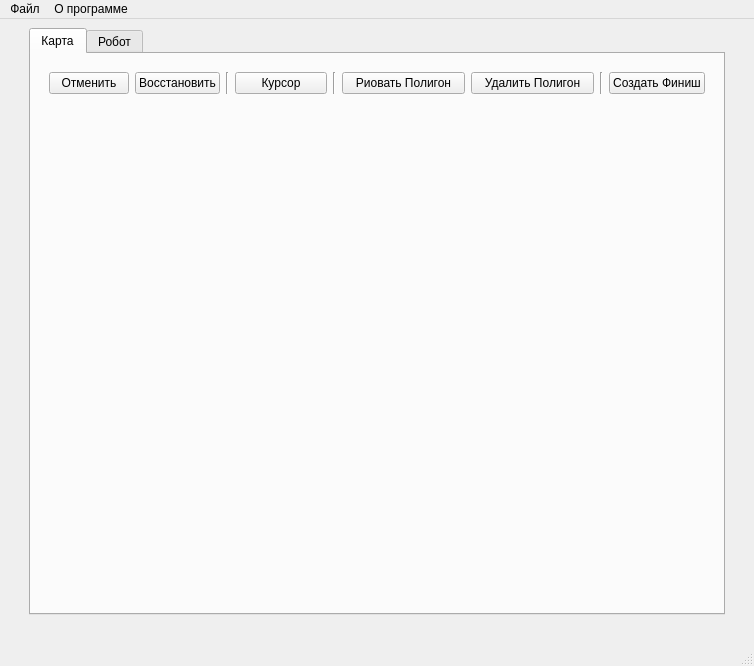
The window that MainWindow.ui (IvanZhiltsov/Robot-MetallFinder-Application) describes before a commit, drawn with Qt 5.
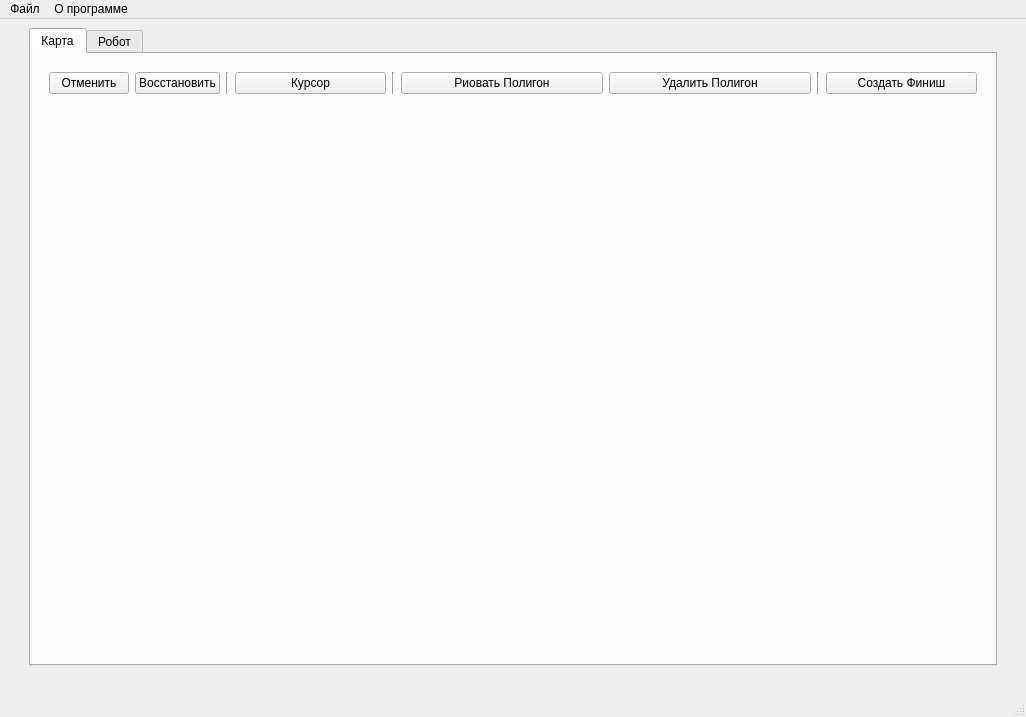
The same window after the commit. The open tabs and pages were chosen to show the change.

The edit to the form file:
```diff
--- a/MainWindow.ui
+++ b/MainWindow.ui
@@ -6,8 +6,8 @@
    <rect>
     <x>0</x>
     <y>0</y>
-    <width>754</width>
-    <height>666</height>
+    <width>1026</width>
+    <height>717</height>
    </rect>
   </property>
   <property name="windowTitle">
@@ -16,7 +16,61 @@
   <widget class="QWidget" name="centralwidget">
    <layout class="QGridLayout" name="gridLayout">
     <item row="1" column="2">
+     <spacer name="verticalSpacer_4">
+      <property name="orientation">
+       <enum>Qt::Vertical</enum>
+      </property>
+      <property name="sizeType">
+       <enum>QSizePolicy::Maximum</enum>
+      </property>
+      <property name="sizeHint" stdset="0">
+       <size>
+        <width>20</width>
+        <height>20</height>
+       </size>
+      </property>
+     </spacer>
+    </item>
+    <item row="0" column="3">
+     <spacer name="horizontalSpacer">
+      <property name="orientation">
+       <enum>Qt::Horizontal</enum>
+      </property>
+      <property name="sizeType">
+       <enum>QSizePolicy::Maximum</enum>
+      </property>
+      <property name="sizeHint" stdset="0">
+       <size>
+        <width>20</width>
+        <height>20</height>
+       </size>
+      </property>
+     </spacer>
+    </item>
+    <item row="0" column="0">
+     <spacer name="horizontalSpacer_2">
+      <property name="orientation">
+       <enum>Qt::Horizontal</enum>
+      </property>
+      <property name="sizeType">
+       <enum>QSizePolicy::Maximum</enum>
+      </property>
+      <property name="sizeHint" stdset="0">
+       <size>
+        <width>20</width>
+        <height>20</height>
+       </size>
+      </property>
+     </spacer>
+    </item>
+    <item row="0" column="2">
      <widget class="QTabWidget" name="tabWidget">
+      <property name="tabPosition">
+       <enum>QTabWidget::North</enum>
+      </property>
+      <property name="tabShape">
+       <enum>QTabWidget::Rounded</enum>
+      </property>
       <property name="currentIndex">
        <number>1</number>
       </property>
@@ -418,54 +472,6 @@
       </widget>
      </widget>
     </item>
-    <item row="1" column="3">
-     <spacer name="horizontalSpacer">
-      <property name="orientation">
-       <enum>Qt::Horizontal</enum>
-      </property>
-      <property name="sizeType">
-       <enum>QSizePolicy::Maximum</enum>
-      </property>
-      <property name="sizeHint" stdset="0">
-       <size>
-        <width>20</width>
-        <height>20</height>
-       </size>
-      </property>
-     </spacer>
-    </item>
-    <item row="1" column="0">
-     <spacer name="horizontalSpacer_2">
-      <property name="orientation">
-       <enum>Qt::Horizontal</enum>
-      </property>
-      <property name="sizeType">
-       <enum>QSizePolicy::Maximum</enum>
-      </property>
-      <property name="sizeHint" stdset="0">
-       <size>
-        <width>20</width>
-        <height>20</height>
-       </size>
-      </property>
-     </spacer>
-    </item>
-    <item row="2" column="2">
-     <spacer name="verticalSpacer_4">
-      <property name="orientation">
-       <enum>Qt::Vertical</enum>
-      </property>
-      <property name="sizeType">
-       <enum>QSizePolicy::Maximum</enum>
-      </property>
-      <property name="sizeHint" stdset="0">
-       <size>
-        <width>20</width>
-        <height>20</height>
-       </size>
-      </property>
-     </spacer>
-    </item>
    </layout>
   </widget>
   <widget class="QMenuBar" name="menubar">
@@ -473,7 +479,7 @@
     <rect>
      <x>0</x>
      <y>0</y>
-     <width>754</width>
+     <width>1026</width>
      <height>26</height>
     </rect>
    </property>
```
Left out of the diff: 2 changed lines with no effect on the pictures.
